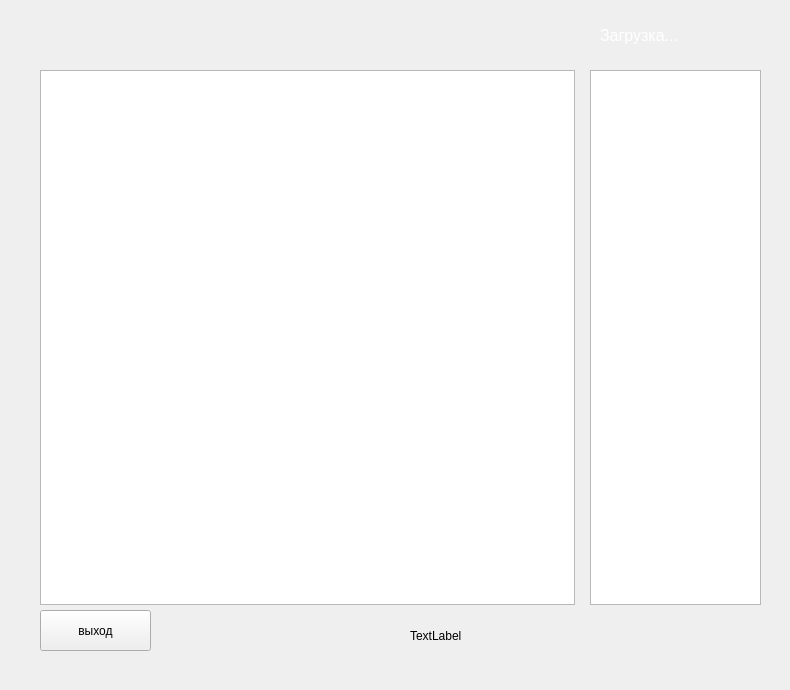
Above: form_game.ui from den-Master-2040/ClientChess before the change. Below: the same form after it.
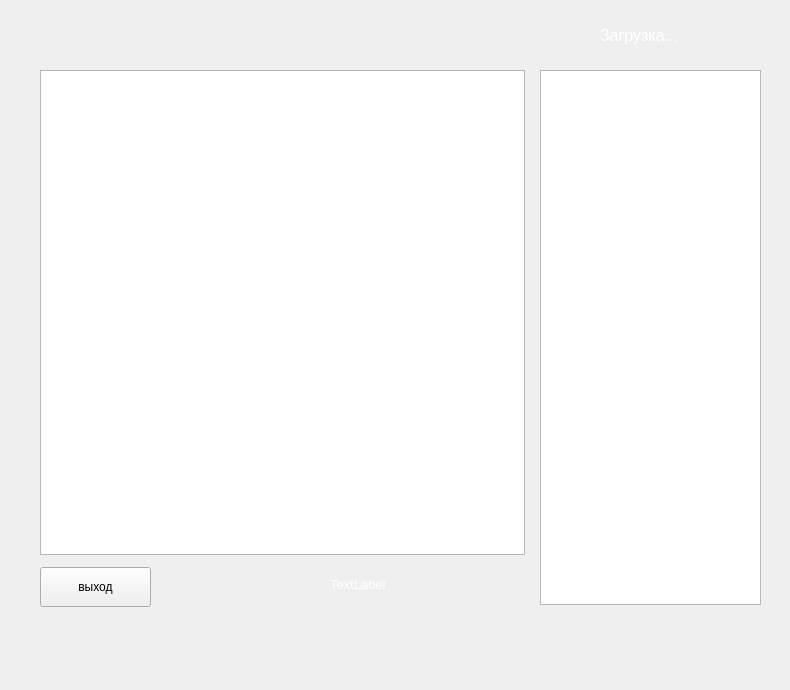
That is the form after the change.

What changed in the file:
```diff
--- a/form_game.ui
+++ b/form_game.ui
@@ -18,8 +18,8 @@
     <rect>
      <x>40</x>
      <y>70</y>
-     <width>535</width>
-     <height>535</height>
+     <width>485</width>
+     <height>485</height>
     </rect>
    </property>
   </widget>
@@ -27,9 +27,9 @@
    <property name="geometry">
     <rect>
      <x>40</x>
-     <y>610</y>
+     <y>567</y>
      <width>111</width>
-     <height>41</height>
+     <height>40</height>
     </rect>
    </property>
    <property name="text">
@@ -60,12 +60,20 @@
   <widget class="QLabel" name="label_2">
    <property name="geometry">
     <rect>
-     <x>410</x>
-     <y>610</y>
-     <width>161</width>
-     <height>51</height>
+     <x>330</x>
+     <y>560</y>
+     <width>191</width>
+     <height>49</height>
     </rect>
    </property>
+   <property name="font">
+    <font>
+     <pointsize>10</pointsize>
+    </font>
+   </property>
+   <property name="styleSheet">
+    <string notr="true">color:white</string>
+   </property>
    <property name="text">
     <string>TextLabel</string>
    </property>
@@ -73,12 +81,27 @@
   <widget class="QTextBrowser" name="textBrowser">
    <property name="geometry">
     <rect>
-     <x>590</x>
+     <x>540</x>
      <y>70</y>
-     <width>171</width>
+     <width>221</width>
      <height>535</height>
     </rect>
    </property>
+   <property name="font">
+    <font>
+     <pointsize>16</pointsize>
+    </font>
+   </property>
+   <property name="styleSheet">
+    <string notr="true"/>
+   </property>
+   <property name="html">
+    <string>&lt;!DOCTYPE HTML PUBLIC &quot;-//W3C//DTD HTML 4.0//EN&quot; &quot;http://www.w3.org/TR/REC-html40/strict.dtd&quot;&gt;
+&lt;html&gt;&lt;head&gt;&lt;meta name=&quot;qrichtext&quot; content=&quot;1&quot; /&gt;&lt;style type=&quot;text/css&quot;&gt;
+p, li { white-space: pre-wrap; }
+&lt;/style&gt;&lt;/head&gt;&lt;body style=&quot; font-family:'MS Shell Dlg 2'; font-size:16pt; font-weight:400; font-style:normal;&quot;&gt;
+&lt;p style=&quot;-qt-paragraph-type:empty; margin-top:0px; margin-bottom:0px; margin-left:0px; margin-right:0px; -qt-block-indent:0; text-indent:0px;&quot;&gt;&lt;br /&gt;&lt;/p&gt;&lt;/body&gt;&lt;/html&gt;</string>
+   </property>
   </widget>
  </widget>
  <resources/>
```
